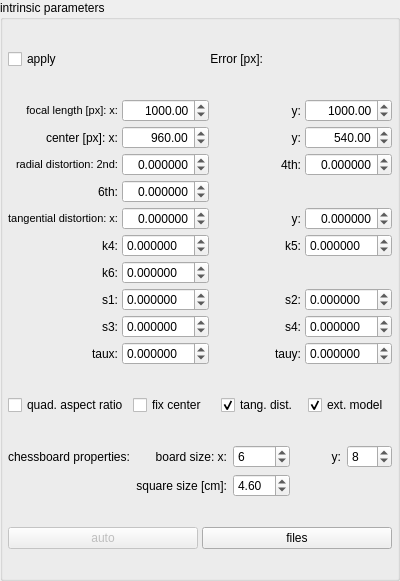
Above: ui/intrinsicBox.ui from ped-dyn-emp/PeTrack before the change. Below: the same form after it.
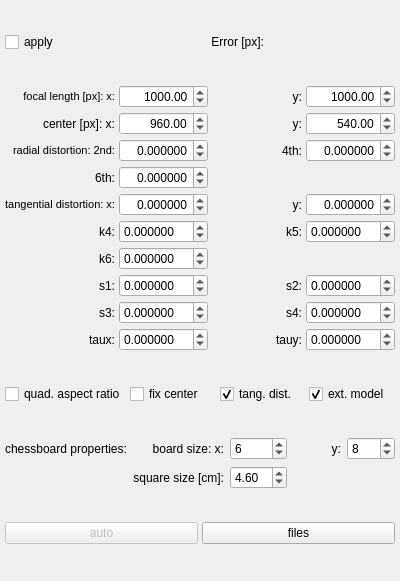
That is the form after the change. Custom widgets are drawn as their Qt base class.

Diff of the .ui file:
```diff
--- a/ui/intrinsicBox.ui
+++ b/ui/intrinsicBox.ui
@@ -1,7 +1,7 @@
 <?xml version="1.0" encoding="UTF-8"?>
 <ui version="4.0">
  <class>IntrinsicBox</class>
- <widget class="QGroupBox" name="IntrinsicBox">
+ <widget class="QWidget" name="IntrinsicBox">
   <property name="geometry">
    <rect>
     <x>0</x>
@@ -34,9 +34,6 @@
   <property name="windowTitle">
    <string>GroupBox</string>
   </property>
-  <property name="title">
-   <string>intrinsic parameters</string>
-  </property>
   <layout class="QVBoxLayout" name="verticalLayout_12">
    <property name="leftMargin">
     <number>5</number>
```
